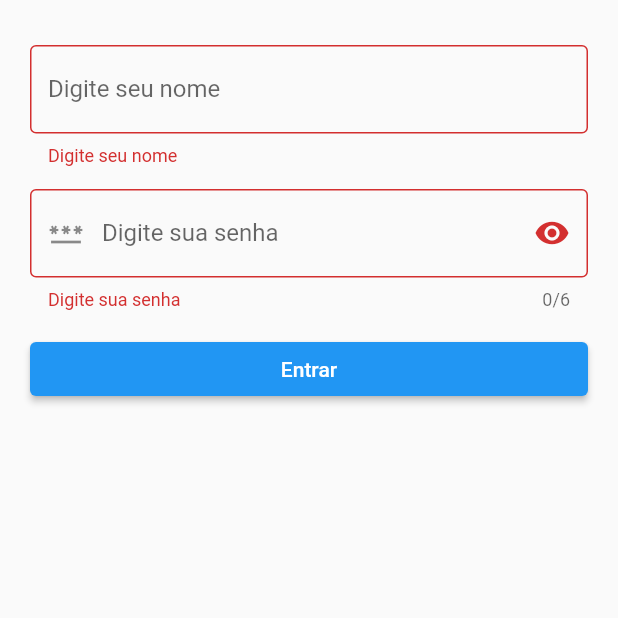
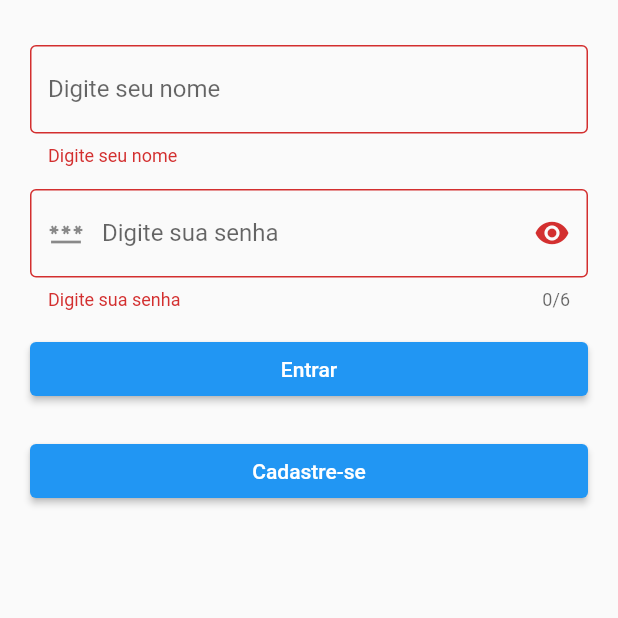
Before and after one commit to emersoncavalcanti-prof/validator-form-flutter, a Flutter app: the screen it shows after launch, after a tap on "Entrar", on a phone screen of 412 x 824 dp, the top half of it. Run offline on Flutter 3.47's test engine with Material 2 defaults, Android fonts, the phone set to English and light mode, and no system bars.

Commit message:
navegacao por rotas

```diff
--- /dev/null
+++ b/lib/home_page.dart
@@ -0,0 +1,107 @@
+import 'package:flutter/material.dart';
+import 'package:flutter_aula/cadastro_page.dart';
+
+class HomePage extends StatefulWidget {
+  const HomePage({super.key});
+
+  @override
+  State<HomePage> createState() => _HomePageState();
+}
+
+class _HomePageState extends State<HomePage> {
+  final _formKey = GlobalKey<FormState>();
+  final controllerNome = TextEditingController();
+  final controllerSenha = TextEditingController();
+  bool isObscure = true;
+
+  @override
+  Widget build(BuildContext context) {
+    return Scaffold(
+      body: Padding(
+        padding: const EdgeInsets.only(
+          top: 30,
+          left: 20,
+          right: 20,
+        ),
+        child: Form(
+          key: _formKey,
+          child: ListView(
+            children: [
+              TextFormField(
+                controller: controllerNome,
+                autovalidateMode: AutovalidateMode.onUserInteraction,
+                decoration: const InputDecoration(
+                  border: OutlineInputBorder(),
+                  labelText: 'Digite seu nome',
+                ),
+                validator: (nome) {
+                  if (nome!.isEmpty) {
+                    return 'Digite seu nome';
+                  }
+                  return null;
+                },
+              ),
+              const SizedBox(
+                height: 15,
+              ),
+              TextFormField(
+                controller: controllerSenha,
+                obscureText: isObscure,
+                keyboardType: TextInputType.number,
+                maxLength: 6,
+                autovalidateMode: AutovalidateMode.onUserInteraction,
+                decoration: InputDecoration(
+                  prefixIcon: const Icon(Icons.password),
+                  suffixIcon: IconButton(
+                    icon: Icon(
+                      isObscure ? Icons.visibility : Icons.visibility_off,
+                    ),
+                    onPressed: () {
+                      setState(() {
+                        isObscure = !isObscure;
+                      });
+                    },
+                  ),
+                  border: const OutlineInputBorder(),
+                  labelText: 'Digite sua senha',
+                ),
+                validator: (senha) {
+                  if (senha!.isEmpty) {
+                    return 'Digite sua senha';
+                  } else if (senha.length < 6) {
+                    return 'Digite ao menos 6 caracteres';
+                  }
+                  return null;
+                },
+              ),
+              const SizedBox(
+                height: 15,
+              ),
+              ElevatedButton(
+                onPressed: () {
+                  if (_formKey.currentState!.validate()) {
+                    print('Nome: ${controllerNome.value.text}');
+                    print('senha: ${controllerSenha.value.text}');
+                  }
+                },
+                child: const Text('Entrar'),
+              ),
+              const SizedBox(
+                height: 20,
+              ),
+              ElevatedButton(
+                onPressed: () async {
+                  final retorno = await Navigator.pushNamed(
+                      context, '/cadastro',
+                      arguments: {'valor': '20'});
+                  print(retorno);
+                },
+                child: const Text('Cadastre-se'),
+              )
+            ],
+          ),
+        ),
+      ),
+    );
+  }
+}
--- a/lib/main.dart
+++ b/lib/main.dart
@@ -1,101 +1,14 @@
 import 'package:flutter/material.dart';
+import 'package:flutter_aula/cadastro_page.dart';
+import 'package:flutter_aula/home_page.dart';
 
 void main(List<String> args) {
-  runApp(const MaterialApp(
+  runApp(MaterialApp(
     debugShowCheckedModeBanner: false,
-    home: HomePage(),
+    initialRoute: '/',
+    routes: {
+      '/': (context) => const HomePage(),
+      '/cadastro': (context) => const CadastroPage(),
+    },
   ));
 }
-
-class HomePage extends StatefulWidget {
-  const HomePage({super.key});
-
-  @override
-  State<HomePage> createState() => _HomePageState();
-}
-
-class _HomePageState extends State<HomePage> {
-  final _formKey = GlobalKey<FormState>();
-  final controllerNome = TextEditingController();
-  final controllerSenha = TextEditingController();
-  bool isObscure = true;
-
-  @override
-  Widget build(BuildContext context) {
-    return Scaffold(
-      body: Padding(
-        padding: const EdgeInsets.only(
-          top: 30,
-          left: 20,
-          right: 20,
-        ),
-        child: Form(
-          key: _formKey,
-          child: ListView(
-            children: [
-              TextFormField(
-                controller: controllerNome,
-                autovalidateMode: AutovalidateMode.onUserInteraction,
-                decoration: const InputDecoration(
-                  border: OutlineInputBorder(),
-                  labelText: 'Digite seu nome',
-                ),
-                validator: (nome) {
-                  if (nome!.isEmpty) {
-                    return 'Digite seu nome';
-                  }
-                  return null;
-                },
-              ),
-              const SizedBox(
-                height: 15,
-              ),
-              TextFormField(
-                controller: controllerSenha,
-                obscureText: isObscure,
-                keyboardType: TextInputType.number,
-                maxLength: 6,
-                autovalidateMode: AutovalidateMode.onUserInteraction,
-                decoration: InputDecoration(
-                  prefixIcon: const Icon(Icons.password),
-                  suffixIcon: IconButton(
-                    icon: Icon(
-                      isObscure ? Icons.visibility : Icons.visibility_off,
-                    ),
-                    onPressed: () {
-                      setState(() {
-                        isObscure = !isObscure;
-                      });
-                    },
-                  ),
-                  border: const OutlineInputBorder(),
-                  labelText: 'Digite sua senha',
-                ),
-                validator: (senha) {
-                  if (senha!.isEmpty) {
-                    return 'Digite sua senha';
-                  } else if (senha.length < 6) {
-                    return 'Digite ao menos 6 caracteres';
-                  }
-                  return null;
-                },
-              ),
-              const SizedBox(
-                height: 15,
-              ),
-              ElevatedButton(
-                onPressed: () {
-                  if (_formKey.currentState!.validate()) {
-                    print('Nome: ${controllerNome.value.text}');
-                    print('senha: ${controllerSenha.value.text}');
-                  }
-                },
-                child: const Text('Entrar'),
-              )
-            ],
-          ),
-        ),
-      ),
-    );
-  }
-}
```
Also changed, not shown: lib/cadastro_page.dart (added, +30 -0 lines).
